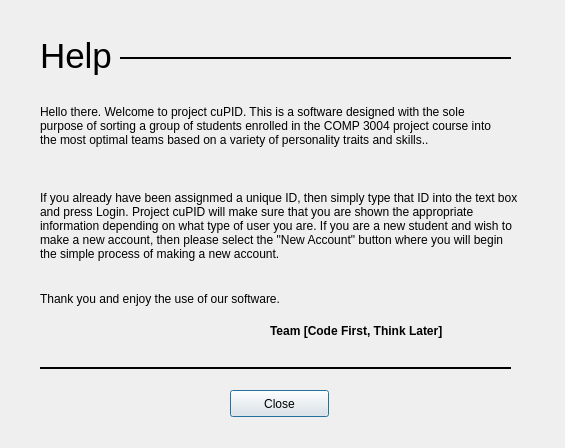
CaptOkie/code-first-think-later, file src/LoginSubsystem/helpdialog.ui: the form before one commit.
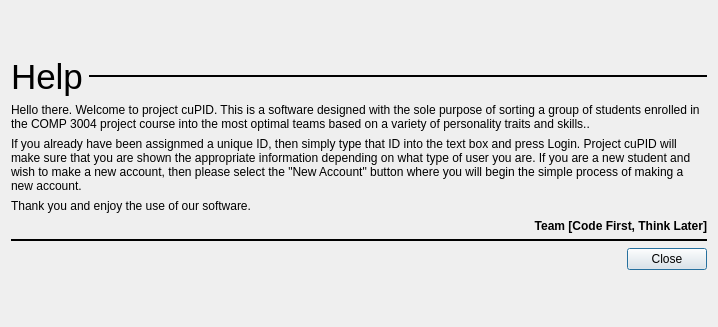
The form after the commit.

Commit message: improved help dialog

The edit to the form file:
```diff
--- a/src/LoginSubsystem/helpdialog.ui
+++ b/src/LoginSubsystem/helpdialog.ui
@@ -6,34 +6,48 @@
    <rect>
     <x>0</x>
     <y>0</y>
-    <width>565</width>
-    <height>448</height>
+    <width>718</width>
+    <height>327</height>
    </rect>
   </property>
+  <property name="sizePolicy">
+   <sizepolicy hsizetype="Preferred" vsizetype="Preferred">
+    <horstretch>0</horstretch>
+    <verstretch>0</verstretch>
+   </sizepolicy>
+  </property>
   <property name="windowTitle">
    <string>Dialog</string>
   </property>
-  <widget class="QLabel" name="label_4">
-   <property name="geometry">
-    <rect>
-     <x>40</x>
-     <y>290</y>
-     <width>321</width>
-     <height>17</height>
-    </rect>
-   </property>
-   <property name="text">
-    <string>Thank you and enjoy the use of our software.</string>
-   </property>
-  </widget>
+  <property name="sizeGripEnabled">
+   <bool>false</bool>
+  </property>
+  <property name="modal">
+   <bool>false</bool>
+  </property>
+  <layout class="QVBoxLayout" name="verticalLayout_2">
+   <item>
+    <spacer name="verticalSpacer_2">
+     <property name="orientation">
+      <enum>Qt::Vertical</enum>
+     </property>
+     <property name="sizeHint" stdset="0">
+      <size>
+       <width>20</width>
+       <height>14</height>
+      </size>
+     </property>
+    </spacer>
+   </item>
+   <item>
+    <layout class="QHBoxLayout" name="horizontalLayout">
+     <item>
   <widget class="QLabel" name="label">
-   <property name="geometry">
-    <rect>
-     <x>40</x>
-     <y>30</y>
-     <width>101</width>
-     <height>51</height>
-    </rect>
+       <property name="sizePolicy">
+        <sizepolicy hsizetype="MinimumExpanding" vsizetype="Minimum">
+         <horstretch>0</horstretch>
+         <verstretch>0</verstretch>
+        </sizepolicy>
    </property>
    <property name="font">
     <font>
@@ -44,14 +58,14 @@
     <string>Help</string>
    </property>
   </widget>
+     </item>
+     <item>
   <widget class="Line" name="line">
-   <property name="geometry">
-    <rect>
-     <x>120</x>
-     <y>50</y>
-     <width>391</width>
-     <height>16</height>
-    </rect>
+       <property name="sizePolicy">
+        <sizepolicy hsizetype="Minimum" vsizetype="Fixed">
+         <horstretch>1</horstretch>
+         <verstretch>0</verstretch>
+        </sizepolicy>
    </property>
    <property name="frameShadow">
     <enum>QFrame::Plain</enum>
@@ -63,46 +77,16 @@
     <enum>Qt::Horizontal</enum>
    </property>
   </widget>
-  <widget class="Line" name="line_2">
-   <property name="geometry">
-    <rect>
-     <x>40</x>
-     <y>360</y>
-     <width>471</width>
-     <height>16</height>
-    </rect>
-   </property>
-   <property name="frameShadow">
-    <enum>QFrame::Plain</enum>
-   </property>
-   <property name="lineWidth">
-    <number>2</number>
-   </property>
-   <property name="orientation">
-    <enum>Qt::Horizontal</enum>
-   </property>
-  </widget>
-  <widget class="QPushButton" name="closeButton">
-   <property name="geometry">
-    <rect>
-     <x>230</x>
-     <y>390</y>
-     <width>99</width>
-     <height>27</height>
-    </rect>
-   </property>
-   <property name="text">
-    <string>Close</string>
-   </property>
-  </widget>
+     </item>
+    </layout>
+   </item>
+   <item>
   <widget class="QLabel" name="label_2">
-   <property name="geometry">
-    <rect>
-     <x>40</x>
-     <y>80</y>
-     <width>471</width>
-     <height>91</height>
-    </rect>
+     <property name="sizePolicy">
+      <sizepolicy hsizetype="MinimumExpanding" vsizetype="Minimum">
+       <horstretch>0</horstretch>
+       <verstretch>0</verstretch>
+      </sizepolicy>
    </property>
    <property name="text">
     <string>Hello there. Welcome to project cuPID. This is a software designed with the sole purpose of sorting a group of students enrolled in the COMP 3004 project course into the most optimal teams based on a variety of personality traits and skills.. </string>
@@ -111,14 +95,14 @@
     <bool>true</bool>
    </property>
   </widget>
+   </item>
+   <item>
   <widget class="QLabel" name="label_3">
-   <property name="geometry">
-    <rect>
-     <x>40</x>
-     <y>170</y>
-     <width>481</width>
-     <height>111</height>
-    </rect>
+     <property name="sizePolicy">
+      <sizepolicy hsizetype="MinimumExpanding" vsizetype="Minimum">
+       <horstretch>0</horstretch>
+       <verstretch>0</verstretch>
+      </sizepolicy>
    </property>
    <property name="text">
     <string>If you already have been assignmed a unique ID, then simply type that ID into the text box and press Login. Project cuPID will make sure that you are shown the appropriate information depending on what type of user you are. If you are a new student and wish to make a new account, then please select the &quot;New Account&quot; button where you will begin the simple process of making a new account.</string>
@@ -127,14 +111,27 @@
     <bool>true</bool>
    </property>
   </widget>
+   </item>
+   <item>
+    <widget class="QLabel" name="label_4">
+     <property name="sizePolicy">
+      <sizepolicy hsizetype="MinimumExpanding" vsizetype="Minimum">
+       <horstretch>0</horstretch>
+       <verstretch>0</verstretch>
+      </sizepolicy>
+     </property>
+     <property name="text">
+      <string>Thank you and enjoy the use of our software.</string>
+     </property>
+    </widget>
+   </item>
+   <item>
   <widget class="QLabel" name="label_5">
-   <property name="geometry">
-    <rect>
-     <x>270</x>
-     <y>320</y>
-     <width>221</width>
-     <height>21</height>
-    </rect>
+     <property name="sizePolicy">
+      <sizepolicy hsizetype="MinimumExpanding" vsizetype="Minimum">
+       <horstretch>0</horstretch>
+       <verstretch>0</verstretch>
+      </sizepolicy>
    </property>
    <property name="font">
     <font>
@@ -145,7 +142,77 @@
    <property name="text">
     <string>Team [Code First, Think Later]</string>
    </property>
-  </widget>
+     <property name="alignment">
+      <set>Qt::AlignRight|Qt::AlignTrailing|Qt::AlignVCenter</set>
+     </property>
+    </widget>
+   </item>
+   <item>
+    <widget class="Line" name="line_2">
+     <property name="frameShadow">
+      <enum>QFrame::Plain</enum>
+     </property>
+     <property name="lineWidth">
+      <number>2</number>
+     </property>
+     <property name="orientation">
+      <enum>Qt::Horizontal</enum>
+     </property>
+    </widget>
+   </item>
+   <item>
+    <layout class="QHBoxLayout" name="horizontalLayout_2">
+     <item>
+      <spacer name="horizontalSpacer">
+       <property name="orientation">
+        <enum>Qt::Horizontal</enum>
+       </property>
+       <property name="sizeHint" stdset="0">
+        <size>
+         <width>40</width>
+         <height>20</height>
+        </size>
+       </property>
+      </spacer>
+     </item>
+     <item>
+      <widget class="QPushButton" name="closeButton">
+       <property name="text">
+        <string>Close</string>
+       </property>
+       <property name="default">
+        <bool>true</bool>
+       </property>
+      </widget>
+     </item>
+    </layout>
+   </item>
+   <item>
+    <spacer name="verticalSpacer">
+     <property name="orientation">
+      <enum>Qt::Vertical</enum>
+     </property>
+     <property name="sizeHint" stdset="0">
+      <size>
+       <width>20</width>
+       <height>14</height>
+      </size>
+     </property>
+    </spacer>
+   </item>
+  </layout>
+  <zorder>label_4</zorder>
+  <zorder>label</zorder>
+  <zorder>line</zorder>
+  <zorder>line_2</zorder>
+  <zorder>closeButton</zorder>
+  <zorder>label_2</zorder>
+  <zorder>label_3</zorder>
+  <zorder>label_5</zorder>
+  <zorder>label</zorder>
+  <zorder>horizontalSpacer</zorder>
+  <zorder>verticalSpacer</zorder>
+  <zorder>verticalSpacer_2</zorder>
  </widget>
  <resources/>
  <connections/>
```
Left out of the diff: 5 changed lines with no effect on the pictures. Lines whose indentation alone changed are shown as unchanged.
